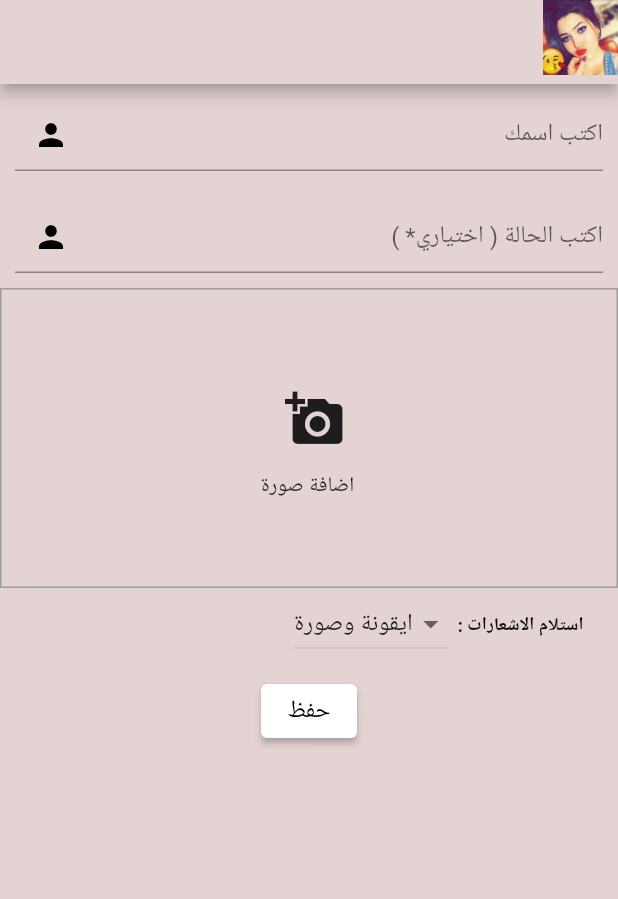
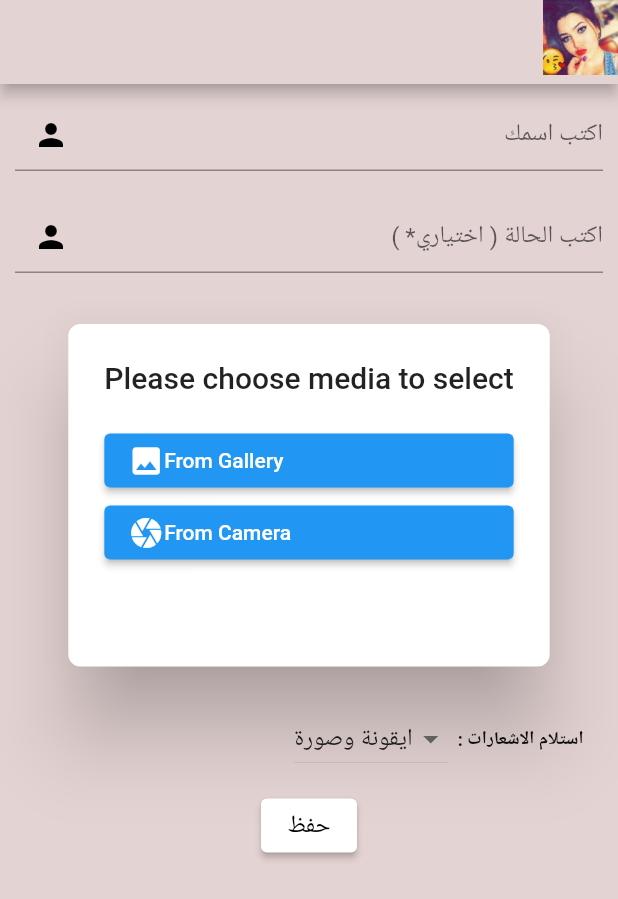
Before and after one commit to Thanoon12k/Chat-App-Flutter, a Flutter app: the screen it shows after launch, on a phone screen of 412 x 824 dp. Shown: the top 899 px of the screen. Run offline on Flutter 3.47's test engine with Material 2 defaults, Android fonts, the phone set to English and light mode, and no system bars; our stand-ins replace image_picker; missing offline and left inert: dart:ffi.

Commit message:
image outside but states problem

```diff
--- a/chatapp/lib/profile_init.dart
+++ b/chatapp/lib/profile_init.dart
@@ -24,6 +24,9 @@ class _Profile_IniteState extends State<Profile_Inite> {
 
 class UserDataForm extends StatefulWidget {
   const UserDataForm({Key? key}) : super(key: key);
+  void image_getter(ImageSource media) {
+    _UserDataFormState().getImage(media);
+  }
 
   @override
   State<UserDataForm> createState() => _UserDataFormState();
@@ -33,27 +36,25 @@ class _UserDataFormState extends State<UserDataForm> {
   Map<String, String> fieldValues = {};
   String _droplist_value = "icon_image";
   final _formKey = GlobalKey<FormState>();
-  XFile? image;
+
   final name_controller = TextEditingController();
   final status_controller = TextEditingController();
-// final gender_controller = controlle();
-
-  final ImagePicker picker = ImagePicker();
   @override
   void dispose() {
-    // Clean up the controller when the widget is disposed.
     name_controller.dispose();
     status_controller.dispose();
     super.dispose();
   }
 
+  XFile? image;
+  final ImagePicker picker = ImagePicker();
+
   Future getImage(ImageSource media) async {
     var img = await picker.pickImage(source: media);
-    uploadimage() {
-      setState(() {
-        image = img;
-      });
-    }
+
+    setState(() {
+      image = img;
+    });
   }
 
   @override
@@ -66,7 +67,7 @@ class _UserDataFormState extends State<UserDataForm> {
         children: [
           MyTextInput(name_controller, 'اكتب اسمك'),
           MyTextInput(status_controller, ' اكتب الحالة ( اختياري* )'),
-          MyImageInput(),
+          myAlert(context),
           Row(
             //notification
             mainAxisAlignment: MainAxisAlignment.end,
@@ -125,58 +126,6 @@ class _UserDataFormState extends State<UserDataForm> {
   }
 }
 
-class MyImageInput extends StatefulWidget {
-  @override
-  _MyImageInputState createState() => _MyImageInputState();
-}
-
-class _MyImageInputState extends State<MyImageInput> {
-  File? _image;
-
-  void _getImage(BuildContext context) async {
-    final image = await ImagePicker().pickImage(source: ImageSource.gallery);
-    setState(() {
-      _image = image as File;
-    });
-    Navigator.pop(context);
-  }
-
-  @override
-  Widget build(BuildContext context) {
-    return Container(
-      width: double.infinity,
-      height: 200,
-      decoration: BoxDecoration(
-        border: Border.all(width: 1, color: Colors.grey),
-      ),
-      child: _image == null
-          ? Column(
-              mainAxisAlignment: MainAxisAlignment.center,
-              children: [
-                IconButton(
-                  icon: Icon(
-                    Icons.add_a_photo,
-                    size: 40,
-                  ),
-                  onPressed: () {
-                    _getImage(context);
-                  },
-                ),
-                Padding(
-                  padding: const EdgeInsets.fromLTRB(0, 15, 2, 0),
-                  child: Text('اضافة صورة'),
-                ),
-              ],
-            )
-          : Image.file(
-              _image!,
-              fit: BoxFit.cover,
-              width: double.infinity,
-            ),
-    );
-  }
-}
-
 MyTextInput(mycontroller, hint) {
   return Padding(
     padding: const EdgeInsets.fromLTRB(10, 10, 10, 10),
@@ -210,3 +159,45 @@ NotifyItems() {
 
   return myitems;
 }
+
+myAlert(context) {
+  UserDataForm userDataForm = new UserDataForm();
+
+  return AlertDialog(
+    shape: RoundedRectangleBorder(borderRadius: BorderRadius.circular(8)),
+    title: Text('Please choose media to select'),
+    content: Container(
+      height: MediaQuery.of(context).size.height / 6,
+      child: Column(
+        children: [
+          ElevatedButton(
+            //if user click this button, user can upload image from gallery
+            onPressed: () {
+              Navigator.pop(context);
+              userDataForm.image_getter(ImageSource.gallery);
+            },
+            child: Row(
+              children: [
+                Icon(Icons.image),
+                Text('From Gallery'),
+              ],
+            ),
+          ),
+          ElevatedButton(
+            //if user click this button. user can upload image from camera
+            onPressed: () {
+              Navigator.pop(context);
+              userDataForm.image_getter(ImageSource.camera);
+            },
+            child: Row(
+              children: [
+                Icon(Icons.camera),
+                Text('From Camera'),
+              ],
+            ),
+          ),
+        ],
+      ),
+    ),
+  );
+}
```
